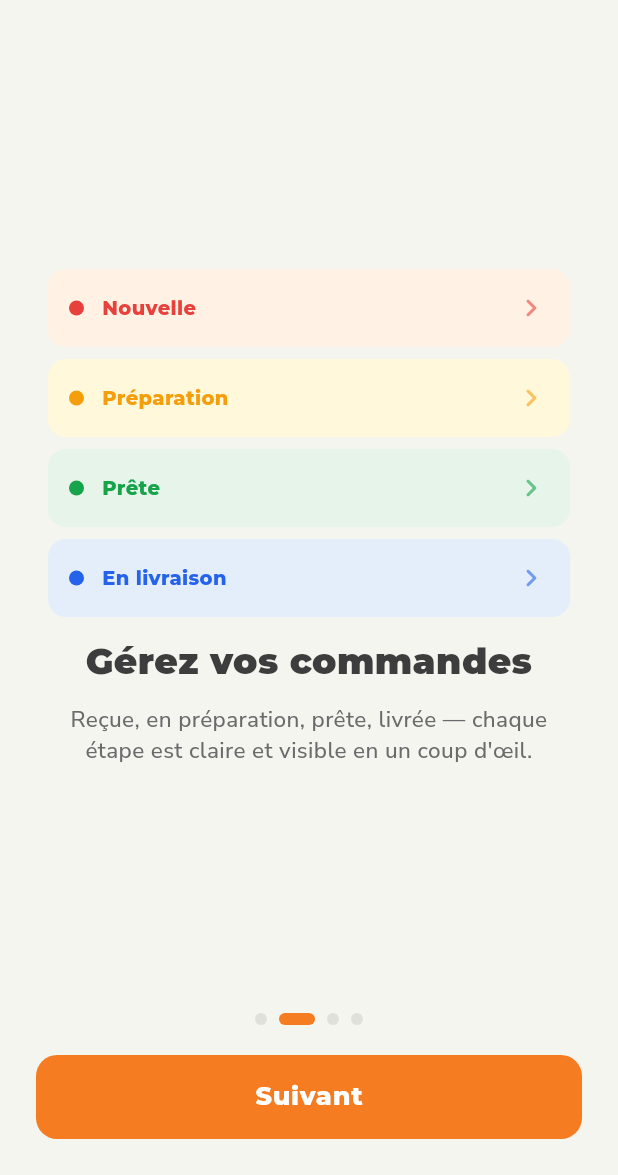
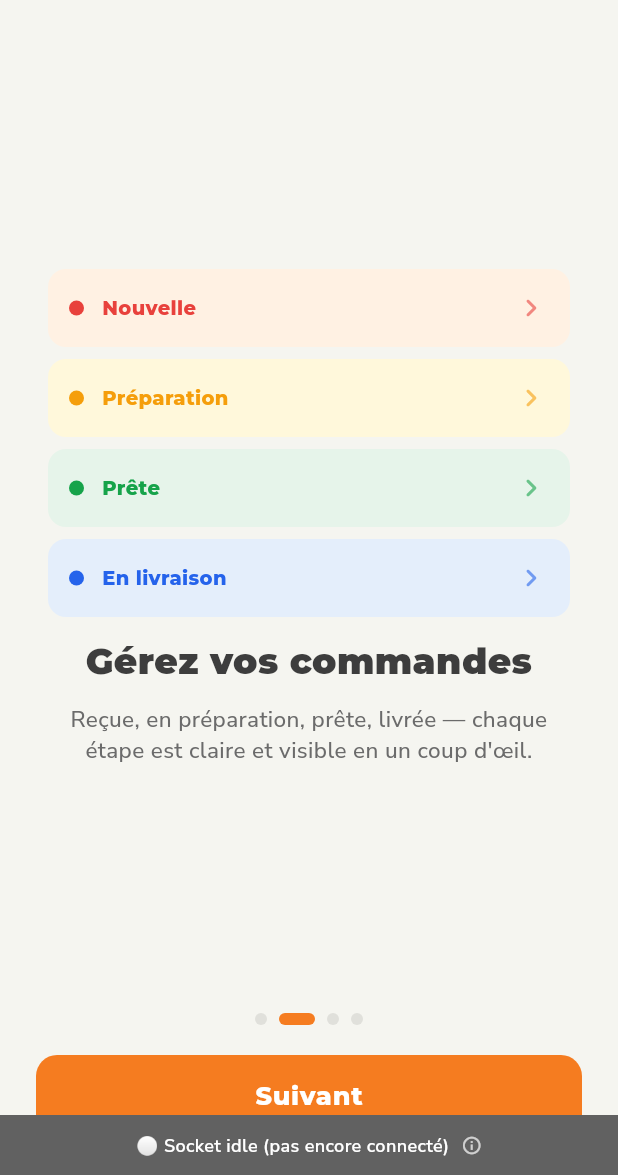
Before and after one commit to 10021987z/nyama-pro, a Flutter app: the screen it shows after launch, swiped to page 2, on a phone screen of 412 x 824 dp, the part 61-1236 px from its top. Run offline on Flutter 3.47's test engine with Material 3 defaults, Android fonts, the phone set to English and light mode, and no system bars; drawn by our look-alikes of flutter_animate; our stand-ins replace audioplayers, cached_network_image, dio, firebase_core, firebase_messaging, fl_chart and 10 more; accounts and stored records are empty; project files that could hold a hidden picture were left out.

Commit message:
feat: panneau debug socket.io visible dans l'app
Ajoute un bandeau fixe en bas d'écran (40dp) qui affiche en temps réel
l'état exact du socket.io (idle/connecting/connected/error) avec sid,
compte d'erreurs, tentatives et dernière erreur. Tap → dialog détaillé
(url, token preview, dernier event, stack). Plus besoin d'adb logcat.

Contrôlé par kShowSocketDebug (true par défaut pour le pilote).

Co-Authored-By: Claude Opus 4.7 <noreply@anthropic.com>

```diff
--- a/lib/app.dart
+++ b/lib/app.dart
@@ -4,6 +4,7 @@ import 'package:go_router/go_router.dart';
 import 'core/constants/app_colors.dart';
 import 'core/network/api_client.dart';
 import 'core/theme/app_theme.dart';
+import 'core/widgets/socket_debug_overlay.dart';
 import 'features/auth/screens/splash_screen.dart';
 import 'features/auth/screens/phone_input_screen.dart';
 import 'features/auth/screens/otp_verification_screen.dart';
@@ -27,6 +28,9 @@ import 'features/profile/screens/cgu_screen.dart';
 import 'features/profile/screens/privacy_screen.dart';
 import 'features/profile/screens/about_screen.dart';
 import 'shared/widgets/pro_bottom_nav_bar.dart';
+
+/// Flag global — passe à `false` pour cacher le bandeau debug socket en prod.
+const bool kShowSocketDebug = true;
 
 class App extends StatelessWidget {
   final String initialLocation;
@@ -178,6 +182,15 @@ class App extends StatelessWidget {
         Locale('fr'),
         Locale('en'),
       ],
+      builder: (context, child) {
+        if (!kShowSocketDebug) return child ?? const SizedBox.shrink();
+        return Stack(
+          children: [
+            child ?? const SizedBox.shrink(),
+            const SocketDebugOverlay(),
+          ],
+        );
+      },
     );
   }
 }
--- a/lib/core/network/socket_service.dart
+++ b/lib/core/network/socket_service.dart
@@ -1,11 +1,63 @@
+import 'package:flutter/foundation.dart';
 import 'package:socket_io_client/socket_io_client.dart' as io;
 import '../constants/api_constants.dart';
 import '../storage/secure_storage.dart';
+
+/// Snapshot of the current socket state, diffusé via [SocketService.debug].
+@immutable
+class SocketDebugInfo {
+  final String state; // idle | connecting | connected | error
+  final String url;
+  final String tokenPreview;
+  final String? sid;
+  final String? lastEvent;
+  final String? lastError;
+  final int errorCount;
+  final int connectCallCount;
+
+  const SocketDebugInfo({
+    this.state = 'idle',
+    this.url = '',
+    this.tokenPreview = '',
+    this.sid,
+    this.lastEvent,
+    this.lastError,
+    this.errorCount = 0,
+    this.connectCallCount = 0,
+  });
+
+  SocketDebugInfo copyWith({
+    String? state,
+    String? url,
+    String? tokenPreview,
+    String? sid,
+    String? lastEvent,
+    String? lastError,
+    int? errorCount,
+    int? connectCallCount,
+    bool clearSid = false,
+    bool clearError = false,
+  }) {
+    return SocketDebugInfo(
+      state: state ?? this.state,
+      url: url ?? this.url,
+      tokenPreview: tokenPreview ?? this.tokenPreview,
+      sid: clearSid ? null : (sid ?? this.sid),
+      lastEvent: lastEvent ?? this.lastEvent,
+      lastError: clearError ? null : (lastError ?? this.lastError),
+      errorCount: errorCount ?? this.errorCount,
+      connectCallCount: connectCallCount ?? this.connectCallCount,
+    );
+  }
+}
 
 /// Singleton Socket.IO client for the NYAMA Pro (cook) app.
 class SocketService {
   SocketService._();
   static final SocketService instance = SocketService._();
+
+  static final ValueNotifier<SocketDebugInfo> debug =
+      ValueNotifier<SocketDebugInfo>(const SocketDebugInfo());
 
   io.Socket? _socket;
   String? _userId;
@@ -13,14 +65,28 @@ class SocketService {
   bool get isConnected => _socket?.connected ?? false;
   String? get socketId => _socket?.id;
 
+  void _update(SocketDebugInfo Function(SocketDebugInfo) mutate) {
+    debug.value = mutate(debug.value);
+  }
+
   Future<void> connect(
     String token, {
     String? userId,
     String role = 'COOK',
   }) async {
+    _update((d) => d.copyWith(
+          connectCallCount: d.connectCallCount + 1,
+          url: ApiConstants.wsUrl,
+        ));
+
     if (token.isEmpty) {
       // ignore: avoid_print
       print('[SocketService][Pro] 🔌 connect() skipped — empty token');
+      _update((d) => d.copyWith(
+            state: 'error',
+            lastError: 'empty token',
+            errorCount: d.errorCount + 1,
+          ));
       return;
     }
     _userId = userId ?? await SecureStorage.getUserId();
@@ -28,11 +94,20 @@ class SocketService {
     if (_socket != null && _socket!.connected) {
       // ignore: avoid_print
       print('[SocketService][Pro] 🔌 already connected, sid=${_socket?.id} — re-emit join');
+      _update((d) => d.copyWith(state: 'connected', sid: _socket?.id));
       _emitJoin(role);
       return;
     }
 
     final preview = token.length >= 20 ? token.substring(0, 20) : token;
+    _update((d) => d.copyWith(
+          state: 'connecting',
+          url: ApiConstants.wsUrl,
+          tokenPreview: preview,
+          clearSid: true,
+          clearError: true,
+        ));
+
     // ignore: avoid_print
     print(
       '[SocketService][Pro] 🔌 connect() token=$preview... userId=$_userId role=$role',
@@ -57,27 +132,44 @@ class SocketService {
     _socket!.onConnect((_) {
       // ignore: avoid_print
       print('[SocketService][Pro] ✅ Connected, sid=${_socket?.id}');
+      _update((d) => d.copyWith(
+            state: 'connected',
+            sid: _socket?.id,
+            clearError: true,
+          ));
       _emitJoin(role);
     });
 
     _socket!.onAny((event, data) {
       // ignore: avoid_print
       print('[SocketService][Pro] 📨 Event: $event, data: $data');
+      _update((d) => d.copyWith(lastEvent: event));
     });
 
     _socket!.onDisconnect((_) {
       // ignore: avoid_print
       print('[SocketService][Pro] 🔌 Disconnected');
+      _update((d) => d.copyWith(state: 'connecting', clearSid: true));
     });
 
     _socket!.onConnectError((err) {
       // ignore: avoid_print
       print('[SocketService][Pro] ❌ Connect error: $err');
+      _update((d) => d.copyWith(
+            state: 'error',
+            lastError: err?.toString() ?? 'unknown',
+            errorCount: d.errorCount + 1,
+          ));
     });
 
     _socket!.onError((data) {
       // ignore: avoid_print
       print('[SocketService][Pro] ❌ Socket error: $data');
+      _update((d) => d.copyWith(
+            state: 'error',
+            lastError: data?.toString() ?? 'unknown',
+            errorCount: d.errorCount + 1,
+          ));
     });
 
     _socket!.connect();
@@ -102,6 +194,7 @@ class SocketService {
     _socket?.dispose();
     _socket = null;
     _userId = null;
+    _update((d) => d.copyWith(state: 'idle', clearSid: true));
   }
 
   void on(String event, void Function(dynamic) callback) {
--- /dev/null
+++ b/lib/core/widgets/socket_debug_overlay.dart
@@ -0,0 +1,158 @@
+import 'package:flutter/material.dart';
+import '../network/socket_service.dart';
+
+/// Bandeau fixe en bas d'écran qui affiche l'état temps-réel du socket.io.
+/// Tap → dialog détaillé avec url, token preview, dernière erreur, dernier event.
+class SocketDebugOverlay extends StatelessWidget {
+  const SocketDebugOverlay({super.key});
+
+  @override
+  Widget build(BuildContext context) {
+    return ValueListenableBuilder<SocketDebugInfo>(
+      valueListenable: SocketService.debug,
+      builder: (context, info, _) {
+        final color = _colorFor(info.state);
+        final label = _labelFor(info);
+        return Positioned(
+          left: 0,
+          right: 0,
+          bottom: 0,
+          child: Material(
+            color: Colors.transparent,
+            child: InkWell(
+              onTap: () => _showDetails(context, info),
+              child: Container(
+                height: 40,
+                alignment: Alignment.center,
+                color: color,
+                padding: const EdgeInsets.symmetric(horizontal: 12),
+                child: Row(
+                  mainAxisAlignment: MainAxisAlignment.center,
+                  children: [
+                    Flexible(
+                      child: Text(
+                        label,
+                        maxLines: 1,
+                        overflow: TextOverflow.ellipsis,
+                        style: const TextStyle(
+                          color: Colors.white,
+                          fontSize: 12,
+                          fontWeight: FontWeight.w600,
+                        ),
+                      ),
+                    ),
+                    const SizedBox(width: 8),
+                    const Icon(Icons.info_outline,
+                        size: 14, color: Colors.white70),
+                  ],
+                ),
+              ),
+            ),
+          ),
+        );
+      },
+    );
+  }
+
+  static Color _colorFor(String state) {
+    switch (state) {
+      case 'connected':
+        return const Color(0xFF2E7D32); // vert
+      case 'connecting':
+        return const Color(0xFFEF6C00); // orange
+      case 'error':
+        return const Color(0xFFC62828); // rouge
+      case 'idle':
+      default:
+        return const Color(0xFF616161); // gris
+    }
+  }
+
+  static String _labelFor(SocketDebugInfo info) {
+    switch (info.state) {
+      case 'connected':
+        final sid = info.sid ?? '?';
+        final short = sid.length > 8 ? sid.substring(0, 8) : sid;
+        return '🟢 Socket OK · sid=$short';
+      case 'error':
+        final err = info.lastError ?? 'unknown';
+        return '🔴 ${_shortError(err)} · erreurs=${info.errorCount}';
+      case 'connecting':
+        return '🟡 Connecting (tentative ${info.connectCallCount})';
+      case 'idle':
+      default:
+        return '⚪️ Socket idle (pas encore connecté)';
+    }
+  }
+
+  static String _shortError(String err) {
+    // garde les 80 premiers chars pour tenir sur une ligne
+    return err.length > 80 ? '${err.substring(0, 80)}…' : err;
+  }
+
+  void _showDetails(BuildContext context, SocketDebugInfo info) {
+    showDialog<void>(
+      context: context,
+      builder: (ctx) {
+        return AlertDialog(
+          title: const Text('Socket.IO — debug'),
+          content: SingleChildScrollView(
+            child: Column(
+              crossAxisAlignment: CrossAxisAlignment.start,
+              mainAxisSize: MainAxisSize.min,
+              children: [
+                _row('État', info.state),
+                _row('URL', info.url.isEmpty ? '(non défini)' : info.url),
+                _row('Token', info.tokenPreview.isEmpty
+                    ? '(aucun)'
+                    : '${info.tokenPreview}…'),
+                _row('SID', info.sid ?? '(aucun)'),
+                _row('Dernier event', info.lastEvent ?? '(aucun)'),
+                _row('Tentatives connect()',
+                    info.connectCallCount.toString()),
+                _row('Erreurs', info.errorCount.toString()),
+                const SizedBox(height: 8),
+                const Text('Dernière erreur :',
+                    style: TextStyle(fontWeight: FontWeight.bold)),
+                const SizedBox(height: 4),
+                SelectableText(
+                  info.lastError ?? '(aucune)',
+                  style: const TextStyle(
+                      fontFamily: 'monospace', fontSize: 12),
+                ),
+              ],
+            ),
+          ),
+          actions: [
+            TextButton(
+              onPressed: () => Navigator.of(ctx).pop(),
+              child: const Text('Fermer'),
+            ),
+          ],
+        );
+      },
+    );
+  }
+
+  Widget _row(String label, String value) {
+    return Padding(
+      padding: const EdgeInsets.symmetric(vertical: 2),
+      child: Row(
+        crossAxisAlignment: CrossAxisAlignment.start,
+        children: [
+          SizedBox(
+            width: 120,
+            child: Text(label,
+                style: const TextStyle(fontWeight: FontWeight.w600)),
+          ),
+          Expanded(
+            child: SelectableText(
+              value,
+              style: const TextStyle(fontFamily: 'monospace', fontSize: 12),
+            ),
+          ),
+        ],
+      ),
+    );
+  }
+}
```
